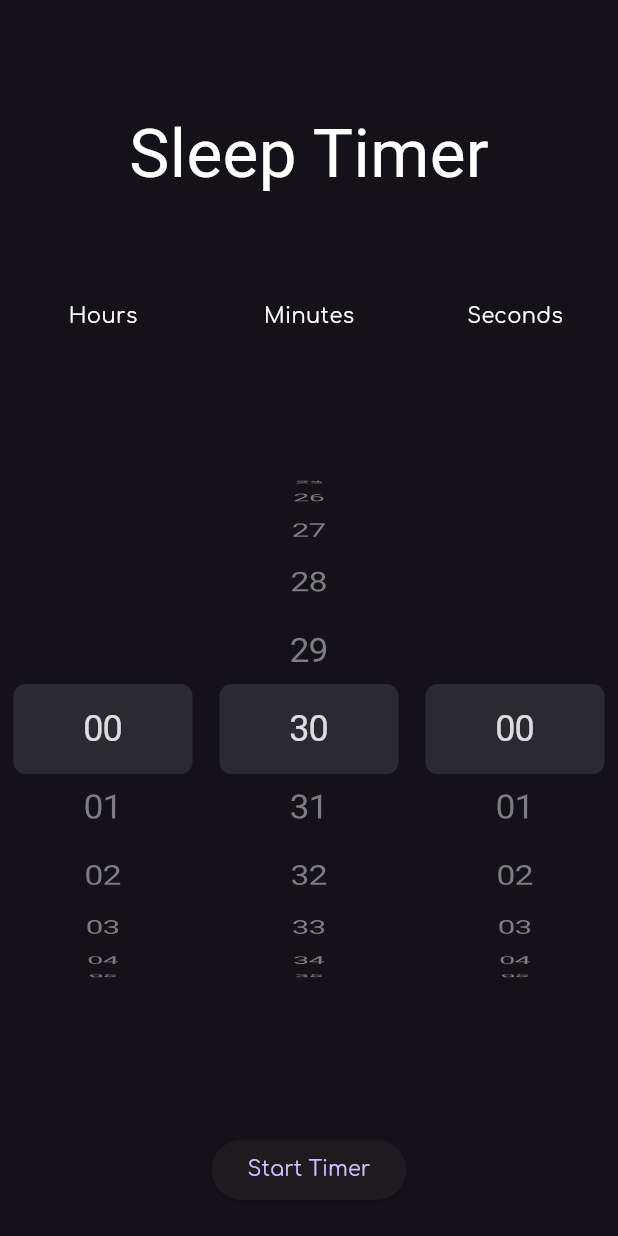
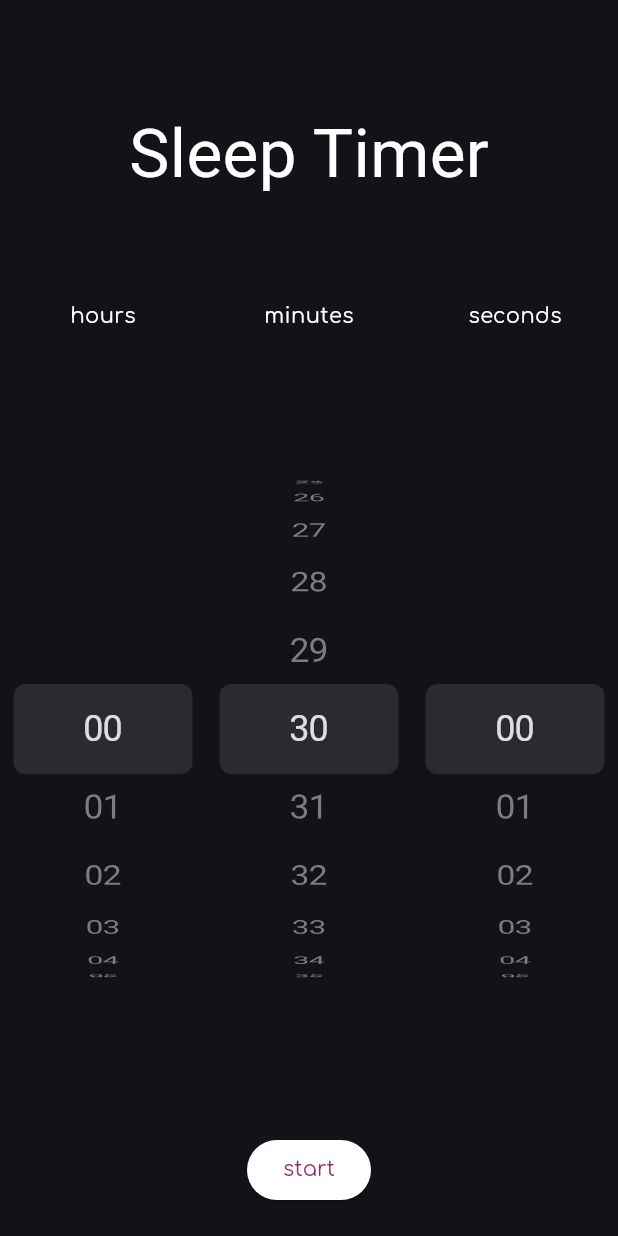
Before and after one commit to Alkonosttt/Hypnos, a Flutter app: the screen it shows after launch, after a tap on the "bedtime" icon, on a phone screen of 412 x 824 dp. Run offline on Flutter 3.47's test engine with Material 3 defaults, Android fonts, the phone set to English and light mode, and no system bars; our stand-ins replace audioplayers, google_fonts, google_nav_bar, shared_preferences; missing offline and left inert: markdown_widget.

Commit message:
Fixed the colors in Timer screen

```diff
--- a/lib/globalfab.dart
+++ b/lib/globalfab.dart
@@ -16,8 +16,10 @@ class SleepTimerFAB extends StatelessWidget {
                 MaterialPageRoute(builder: (context) => SleepTimerPicker()),
               );
             },
+            tooltip: 'Sleep Timer',
+            backgroundColor: Color(0xFF942F67),
+            foregroundColor: Colors.white,
             child: Icon(Icons.bedtime),
-            tooltip: 'Sleep Timer',
           );
         }
 
@@ -44,7 +46,8 @@ class SleepTimerFAB extends StatelessWidget {
           },
           label: Text(timeText),
           icon: Icon(Icons.timer),
-          backgroundColor: Colors.orange,
+          backgroundColor: Colors.white,
+          foregroundColor: Color(0xFF942F67),
         );
       },
     );
--- a/lib/timerpicker.dart
+++ b/lib/timerpicker.dart
@@ -34,13 +34,13 @@ class _SleepTimerPickerState extends State<SleepTimerPicker> {
               Expanded(
                 child: Row(
                   children: [
-                    _buildTimeColumn('Hours', 24, selectedHours, (value) {
+                    _buildTimeColumn('hours', 24, selectedHours, (value) {
                       setState(() => selectedHours = value);
                     }),
-                    _buildTimeColumn('Minutes', 60, selectedMinutes, (value) {
+                    _buildTimeColumn('minutes', 60, selectedMinutes, (value) {
                       setState(() => selectedMinutes = value);
                     }),
-                    _buildTimeColumn('Seconds', 60, selectedSeconds, (value) {
+                    _buildTimeColumn('seconds', 60, selectedSeconds, (value) {
                       setState(() => selectedSeconds = value);
                     }),
                   ],
@@ -57,14 +57,16 @@ class _SleepTimerPickerState extends State<SleepTimerPicker> {
                           audioService.cancelTimer();
                         },
                         style: ElevatedButton.styleFrom(
-                          backgroundColor: Colors.red,
+                          backgroundColor: Color(0xFF942F67),
                           foregroundColor: Colors.white,
                           textStyle: GoogleFonts.comfortaa(),
                         ),
-                        child: const Text('Cancel Timer'),
+                        child: const Text('cancel'),
                       ),
                     ElevatedButton(
                       style: ElevatedButton.styleFrom(
+                        backgroundColor: Colors.white,
+                        foregroundColor: Color(0xFF942F67),
                         textStyle: GoogleFonts.comfortaa(),
                       ),
                       onPressed: () {
@@ -86,7 +88,7 @@ class _SleepTimerPickerState extends State<SleepTimerPicker> {
                           );
                         }
                       },
-                      child: const Text('Start Timer'),
+                      child: const Text('start'),
                     ),
                   ],
                 ),
```
